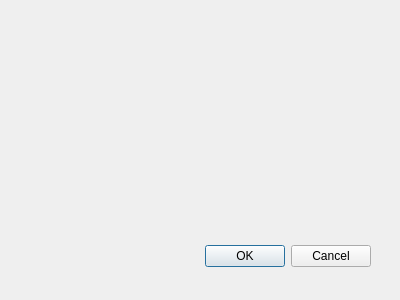
Testorator/Testik, file answer_mod_dlg.ui: the form before one commit.
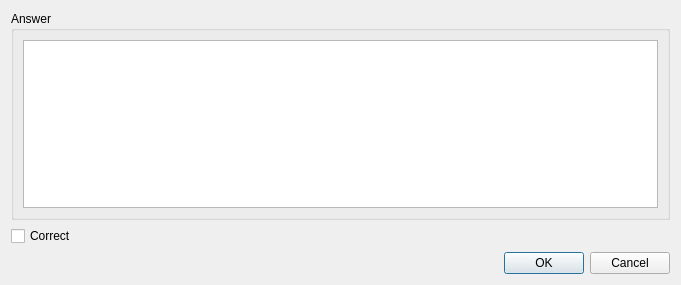
The form after the commit.

Commit message: modifien add answer procedure

```diff
--- a/answer_mod_dlg.ui
+++ b/answer_mod_dlg.ui
@@ -8,22 +8,36 @@
    <rect>
     <x>0</x>
     <y>0</y>
-    <width>400</width>
-    <height>300</height>
+    <width>681</width>
+    <height>285</height>
    </rect>
   </property>
   <property name="windowTitle">
    <string>Dialog</string>
   </property>
-  <widget name="buttonBox" class="QDialogButtonBox">
-   <property name="geometry">
-    <rect>
-     <x>30</x>
-     <y>240</y>
-     <width>341</width>
-     <height>32</height>
-    </rect>
-   </property>
+  <layout class="QGridLayout" name="gridLayout_2">
+   <item row="0" column="0">
+    <layout class="QGridLayout" name="gridLayout">
+     <item row="0" column="0">
+      <widget class="QGroupBox" name="groupBox">
+       <property name="title">
+        <string>Answer</string>
+       </property>
+       <layout class="QGridLayout" name="gridLayout_4">
+        <item row="0" column="0">
+         <layout class="QGridLayout" name="gridLayout_3">
+          <item row="0" column="0">
+           <widget class="QTextEdit" name="textEdit_Answer"/>
+          </item>
+         </layout>
+        </item>
+       </layout>
+      </widget>
+     </item>
+    </layout>
+   </item>
+   <item row="2" column="0">
+    <widget class="QDialogButtonBox" name="buttonBox">
    <property name="orientation">
     <enum>Qt::Horizontal</enum>
    </property>
@@ -31,8 +45,16 @@
     <set>QDialogButtonBox::Cancel|QDialogButtonBox::Ok</set>
    </property>
   </widget>
- </widget>
- <pixmapfunction/>
+   </item>
+   <item row="1" column="0">
+    <widget class="QCheckBox" name="checkBox_correct">
+     <property name="text">
+      <string>Correct</string>
+     </property>
+    </widget>
+   </item>
+  </layout>
+ </widget>
  <resources/>
  <connections>
   <connection>
```
Left out of the diff: 6 changed lines with no effect on the pictures. Lines whose indentation alone changed are shown as unchanged. The commit also changes 6 other files.
